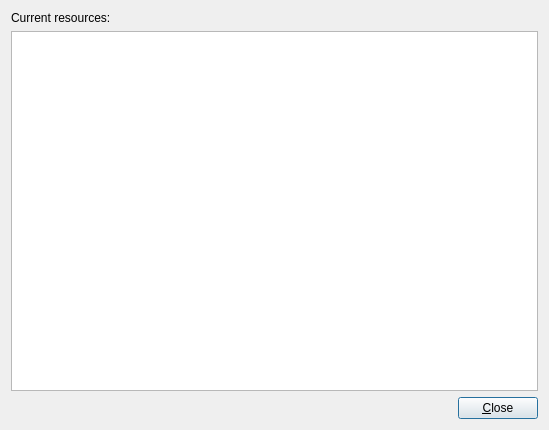
Before: the Qt Designer form bin/resourcesviewdialog.ui in dyle/rpgmapper, drawn with Qt 5.
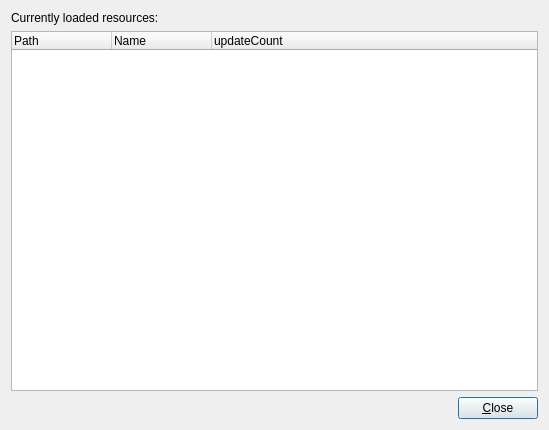
After: the same form once the commit is applied.

Commit message: fixes some path issues in resources (still not working properly)

Diff of the .ui file:
```diff
--- a/bin/resourcesviewdialog.ui
+++ b/bin/resourcesviewdialog.ui
@@ -17,7 +17,7 @@
    <item>
     <widget class="QLabel" name="titleLabel">
      <property name="text">
-      <string>Current resources:</string>
+      <string>Currently loaded resources:</string>
      </property>
     </widget>
    </item>
@@ -39,19 +39,24 @@
       <bool>true</bool>
      </property>
      <property name="columnCount">
-      <number>2</number>
+      <number>3</number>
      </property>
      <attribute name="headerVisible">
-      <bool>false</bool>
+      <bool>true</bool>
      </attribute>
      <column>
       <property name="text">
-       <string notr="true">1</string>
+       <string notr="true">Path</string>
       </property>
      </column>
      <column>
       <property name="text">
-       <string notr="true">2</string>
+       <string notr="true">Name</string>
+      </property>
+     </column>
+     <column>
+      <property name="text">
+       <string>updateCount</string>
       </property>
      </column>
     </widget>
```
The commit also changes 12 other files.
